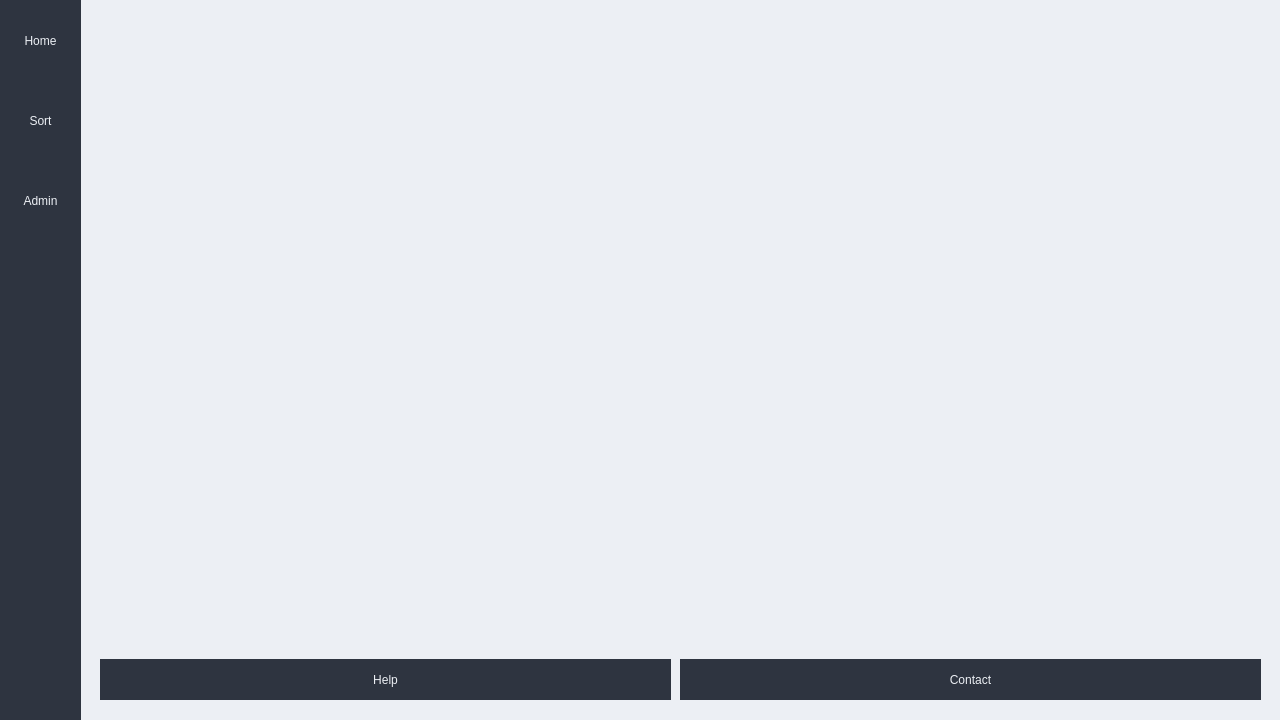
Old version of the form mainwindow.ui in the repository josharaedwards/CS1C-Project-1.
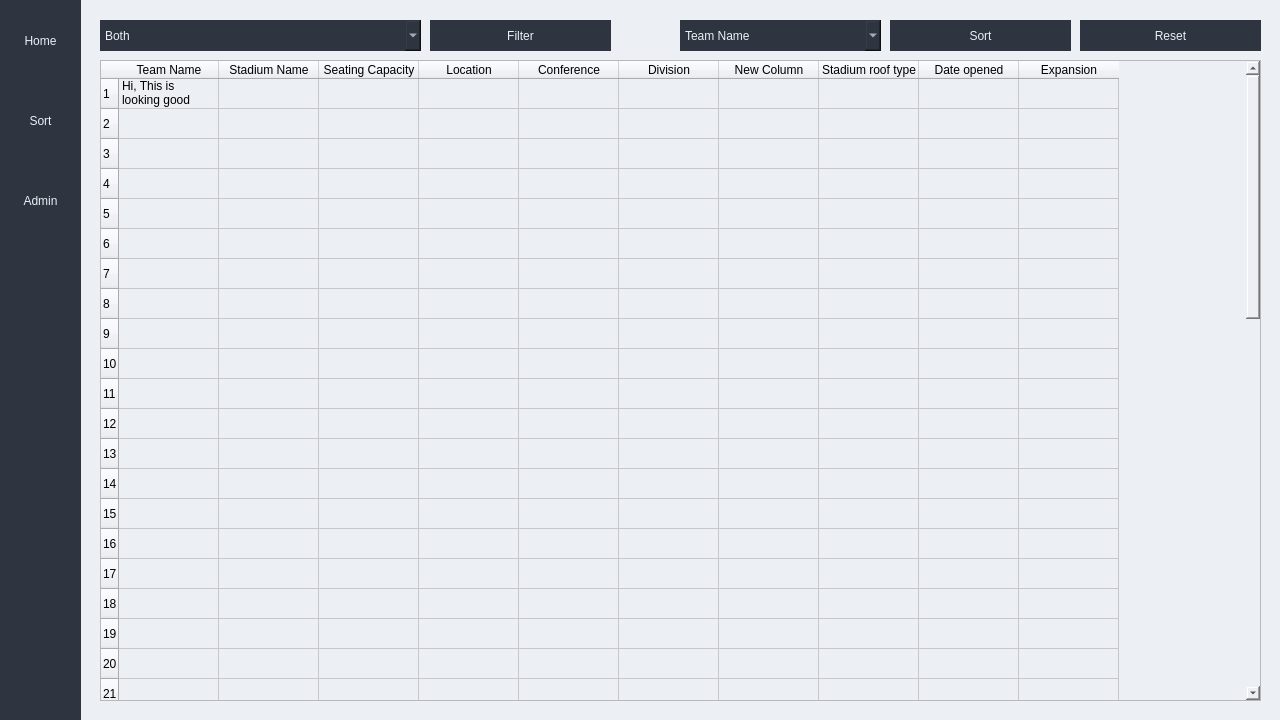
New version of the form.

Commit message: Fix help and contact buttons

```diff
--- a/mainwindow.ui
+++ b/mainwindow.ui
@@ -746,7 +746,7 @@
 }</string>
       </property>
       <property name="text">
-       <string>Sort</string>
+       <string>Reset</string>
       </property>
      </widget>
      <zorder>dataSortDropdown</zorder>
@@ -834,9 +834,9 @@
       </property>
      </widget>
     </widget>
-    <zorder>sortContent</zorder>
     <zorder>adminContent</zorder>
     <zorder>homeContent</zorder>
+    <zorder>sortContent</zorder>
    </widget>
   </widget>
  </widget>
```
Left out of the diff: 32 changed lines with no effect on the pictures.
